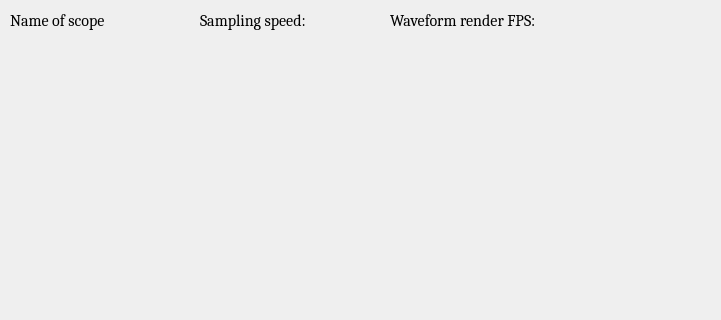
The window that ui/main_window.ui (xli562/sf4-25g5) describes before a commit, drawn with Qt 5; both pictures show x 0 to 721 and y 0 to 320 of the 1280 by 720 pixel window.
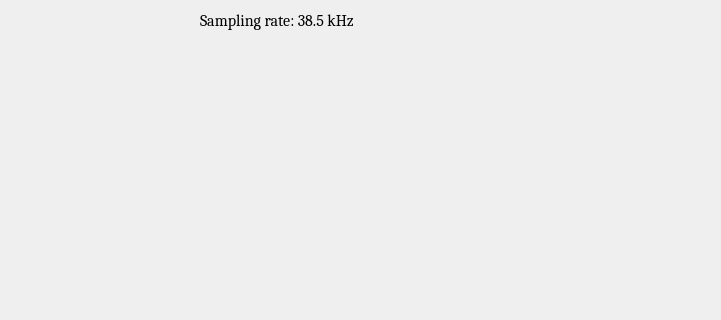
The same window after the commit.

Patch:
```diff
--- a/ui/main_window.ui
+++ b/ui/main_window.ui
@@ -71,7 +71,7 @@
     </rect>
    </property>
    <property name="text">
-    <string>Name of scope</string>
+    <string/>
    </property>
   </widget>
   <widget class="QLabel" name="label_2">
@@ -79,25 +79,12 @@
     <rect>
      <x>200</x>
      <y>10</y>
-     <width>181</width>
+     <width>201</width>
      <height>21</height>
     </rect>
    </property>
    <property name="text">
-    <string>Sampling speed: </string>
-   </property>
-  </widget>
-  <widget class="QLabel" name="label_3">
-   <property name="geometry">
-    <rect>
-     <x>390</x>
-     <y>10</y>
-     <width>181</width>
-     <height>21</height>
-    </rect>
-   </property>
-   <property name="text">
-    <string>Waveform render FPS: </string>
+    <string>Sampling rate: 38.5 kHz</string>
    </property>
   </widget>
   <widget class="QLabel" name="label_4">
```
